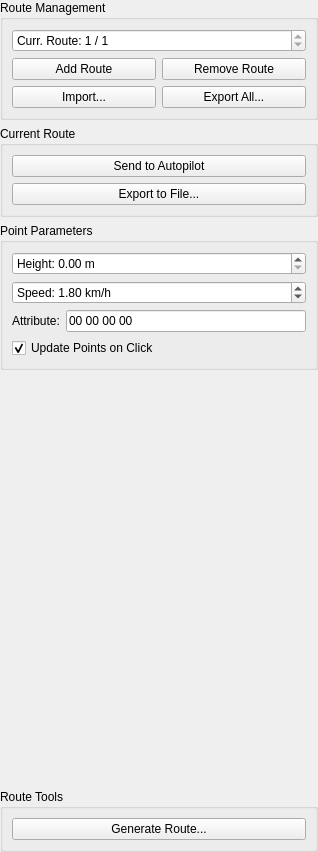
The window that userinterface/planui.ui (RISE-Dependable-Transport-Systems/WayWise) describes before a commit, drawn with Qt 5.
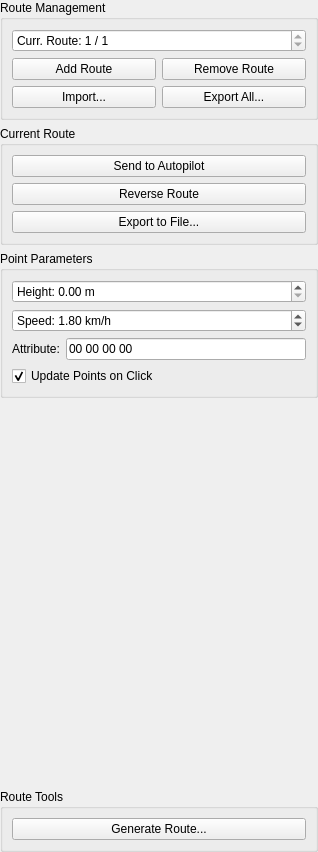
The same window after the commit.

Commit message: Reverse route button added

Diff of the .ui file:
```diff
--- a/userinterface/planui.ui
+++ b/userinterface/planui.ui
@@ -111,6 +111,13 @@
         </property>
        </widget>
       </item>
+      <item>
+       <widget class="QPushButton" name="reverseButton">
+        <property name="text">
+         <string>Reverse Route</string>
+        </property>
+       </widget>
+      </item>
       <item>
        <widget class="QPushButton" name="exportCurrentRouteButton">
         <property name="text">
```
The commit also changes 4 other files.
